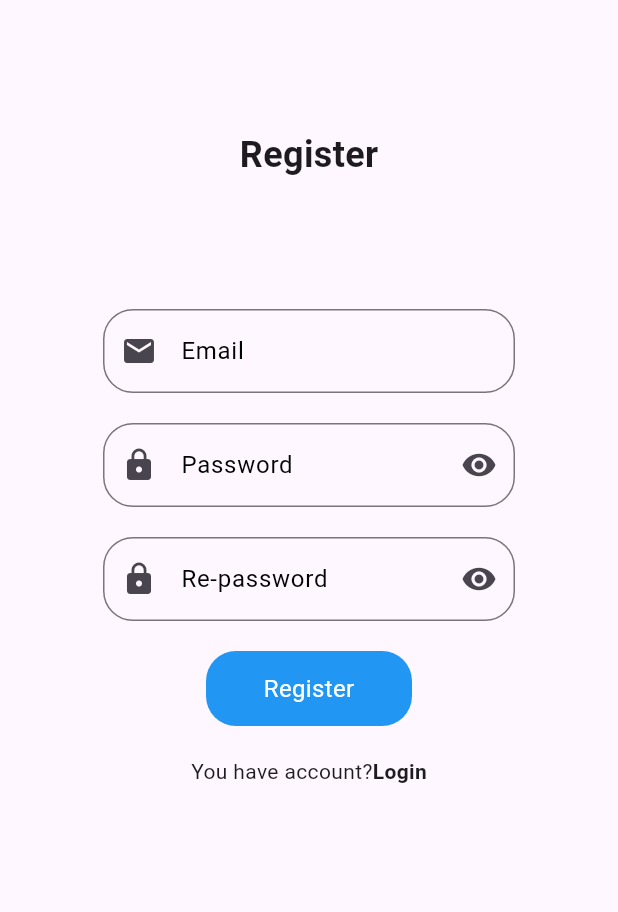
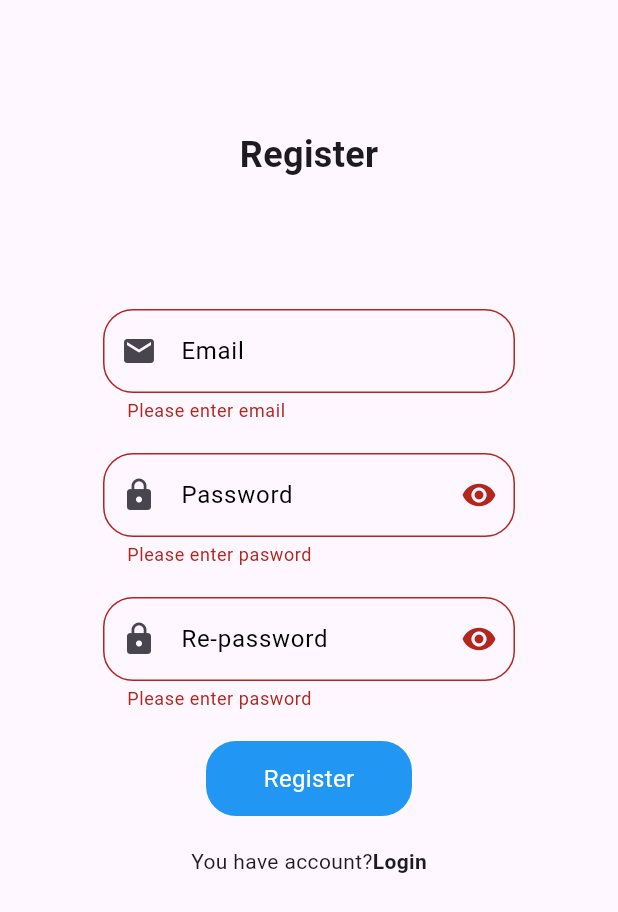
Before and after one commit to thienkk25/Tylk_Chat, a Flutter app: the Register screen opened directly, after a tap on "Register", on a phone screen of 412 x 824 dp. Shown: the top 912 px of the screen. Run offline on Flutter 3.47's test engine with Material 3 defaults, Android fonts, the phone set to English and light mode, and no system bars; our stand-ins replace flutter_dotenv, shared_preferences; accounts and stored records are empty; network calls fail.

```diff
--- a/lib/controllers/user_controller.dart
+++ b/lib/controllers/user_controller.dart
@@ -9,8 +9,4 @@ class UserController {
   Future<Map> registerUser(String email, String password) async {
     return await userService.registerUser(email, password);
   }
-
-  Future<Map> sendChat(String idTo, String content) async {
-    return await userService.sendChat(idTo, content);
-  }
 }
--- a/lib/screens/home.dart
+++ b/lib/screens/home.dart
@@ -65,7 +65,7 @@ class _HomeState extends State<Home> {
               }),
           destinations: const [
             NavigationDestination(icon: Icon(Icons.chat), label: "Chat"),
-            NavigationDestination(icon: Icon(Icons.people), label: "Online"),
+            NavigationDestination(icon: Icon(Icons.people), label: "Friends"),
           ]),
       floatingActionButton: Container(
         height: 50,
--- a/lib/screens/register.dart
+++ b/lib/screens/register.dart
@@ -1,8 +1,29 @@
+import 'package:app_chat/controllers/user_controller.dart';
 import 'package:app_chat/screens/login.dart';
 import 'package:flutter/material.dart';
 
-class Register extends StatelessWidget {
+class Register extends StatefulWidget {
   const Register({super.key});
+
+  @override
+  State<Register> createState() => _RegisterState();
+}
+
+class _RegisterState extends State<Register> {
+  TextEditingController email = TextEditingController();
+  TextEditingController password = TextEditingController();
+  TextEditingController rePassword = TextEditingController();
+// Regular expression for email validation
+  final RegExp emailRegExp = RegExp(
+      r"^[a-zA-Z0-9.a-zA-Z0-9.!#$%&'*+-/=?^_`{|}~]+@[a-zA-Z0-9]+\.[a-zA-Z]+");
+
+  final GlobalKey<FormState> keyForm = GlobalKey<FormState>();
+  @override
+  void dispose() {
+    email.dispose();
+    password.dispose();
+    super.dispose();
+  }
 
   @override
   Widget build(BuildContext context) {
@@ -22,9 +43,19 @@ class Register extends StatelessWidget {
           SizedBox(
             width: MediaQuery.of(context).size.width / 1.5,
             child: Form(
+                key: keyForm,
                 child: Column(
                   children: [
                     TextFormField(
+                      controller: email,
+                      validator: (value) {
+                        if (value == "" || value!.isEmpty) {
+                          return "Please enter email";
+                        } else if (!emailRegExp.hasMatch(value)) {
+                          return "Email is not in correct format";
+                        }
+                        return null;
+                      },
                       decoration: InputDecoration(
                           prefixIcon: const Icon(Icons.email),
                           border: OutlineInputBorder(
@@ -44,6 +75,13 @@ class Register extends StatelessWidget {
                       height: 20,
                     ),
                     TextFormField(
+                      controller: password,
+                      validator: (value) {
+                        if (value == "" || value!.isEmpty) {
+                          return "Please enter pasword";
+                        }
+                        return null;
+                      },
                       decoration: InputDecoration(
                           prefixIcon: const Icon(Icons.lock),
                           suffixIcon: const Icon(Icons.visibility),
@@ -64,6 +102,15 @@ class Register extends StatelessWidget {
                       height: 20,
                     ),
                     TextFormField(
+                      controller: rePassword,
+                      validator: (value) {
+                        if (value == "" || value!.isEmpty) {
+                          return "Please enter pasword";
+                        } else if (value != rePassword.text) {
+                          return "Passwords do not match";
+                        }
+                        return null;
+                      },
                       decoration: InputDecoration(
                           prefixIcon: const Icon(Icons.lock),
                           suffixIcon: const Icon(Icons.visibility),
@@ -84,7 +131,11 @@ class Register extends StatelessWidget {
                       height: 20,
                     ),
                     InkWell(
-                  onTap: () {},
+                      onTap: () {
+                        if (keyForm.currentState!.validate()) {
+                          register(email.text, password.text);
+                        }
+                      },
                       child: Container(
                         height: 50,
                         width: MediaQuery.of(context).size.width / 3,
@@ -107,8 +158,10 @@ class Register extends StatelessWidget {
                         const Text("You have account?"),
                         InkWell(
                           onTap: () {
-                        Navigator.pushReplacement(context,
-                            MaterialPageRoute(builder: (_) => const Login()));
+                            Navigator.pushReplacement(
+                                context,
+                                MaterialPageRoute(
+                                    builder: (_) => const Login()));
                           },
                           child: const Text(
                             "Login",
@@ -124,4 +177,11 @@ class Register extends StatelessWidget {
       ),
     );
   }
+
+  Future<void> register(String email, String password) async {
+    final data = await UserController().registerUser(email, password);
+    if (!mounted) return;
+    ScaffoldMessenger.of(context)
+        .showSnackBar(SnackBar(content: Text(data['message'])));
   }
+}
```
Also changed, not shown: lib/config/format_time.dart (added, +17 -0 lines), lib/controllers/chat_controller.dart (added, +26 -0 lines), lib/screens/chat_section.dart (+51 -32 lines), lib/screens/home_chat.dart (+32 -16 lines), lib/screens/login.dart (+14 -7 lines), lib/services/chat_service.dart (added, +88 -0 lines), lib/services/user_service.dart (+2 -13 lines). Lines whose indentation alone changed are shown as unchanged.
